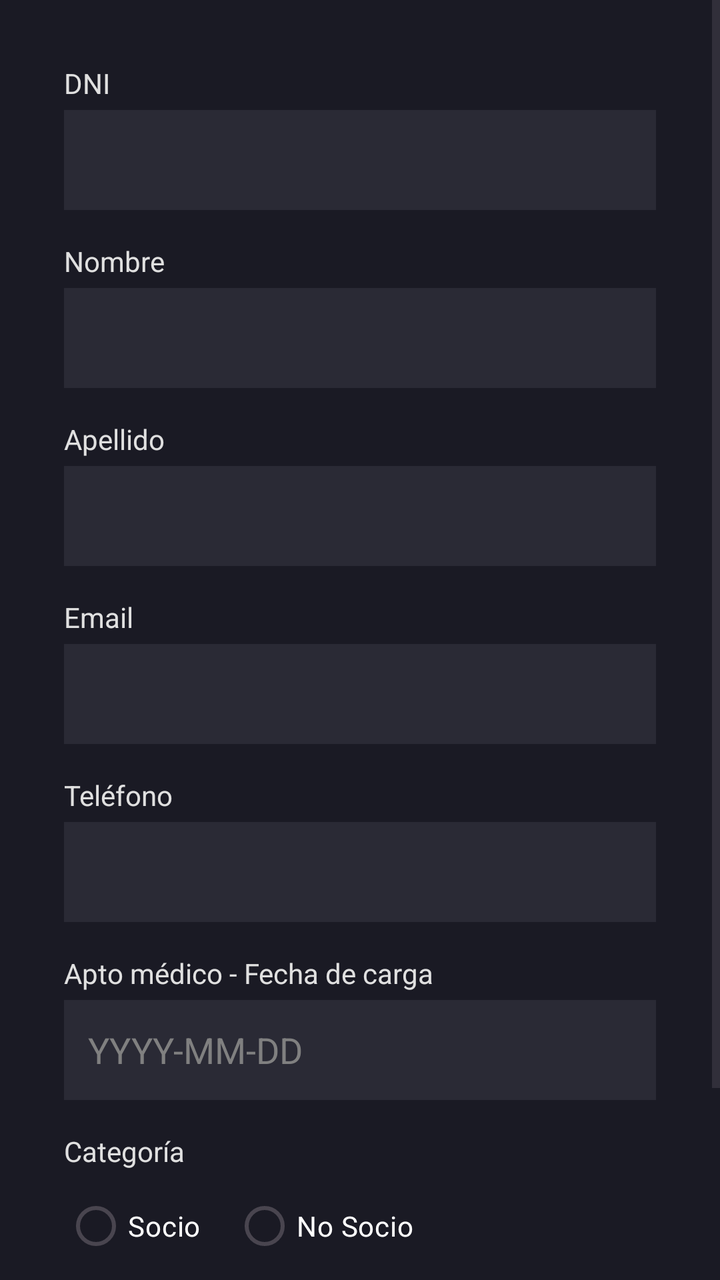
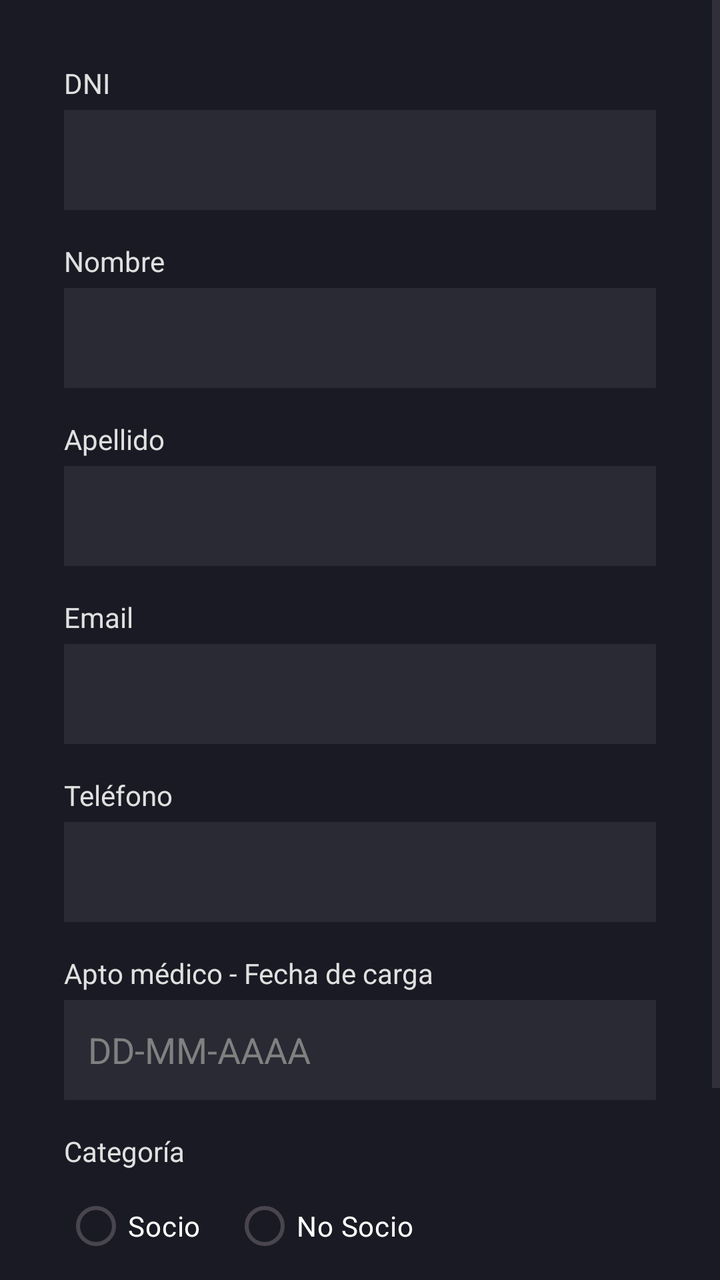

Compare the two renders of this Android layout. The source of the first and the diff that turns it into the second are given below.
<!-- AndroidManifest.xml: application theme Theme.triada_DAM_MTlon -->
<!-- res/layout/activity_registro.xml -->
<?xml version="1.0" encoding="utf-8"?>
<ScrollView xmlns:android="http://schemas.android.com/apk/res/android"
    xmlns:tools="http://schemas.android.com/tools"
    android:layout_width="match_parent"
    android:layout_height="match_parent"
    android:background="#1A1A24">

    <LinearLayout
        android:layout_width="match_parent"
        android:layout_height="wrap_content"
        android:orientation="vertical"
        android:padding="32dp">

        <TextView
            android:layout_width="wrap_content"
            android:layout_height="wrap_content"
            android:text="DNI"
            android:textColor="#E0E0E0"
            android:layout_marginBottom="4dp"
            tools:ignore="HardcodedText" />

        <EditText
            android:id="@+id/etDniReg"
            android:layout_width="match_parent"
            android:layout_height="50dp"
            android:layout_marginBottom="16dp"
            android:background="#2A2A35"
            android:inputType="number"
            android:padding="12dp"
            android:textColor="#FFFFFF"
            tools:ignore="Autofill,LabelFor,SpeakableTextPresentCheck,SpeakableTextPresentCheck,VisualLintTextFieldSize" />

        <TextView
            android:layout_width="wrap_content"
            android:layout_height="wrap_content"
            android:text="Nombre"
            android:textColor="#E0E0E0"
            android:layout_marginBottom="4dp"
            tools:ignore="HardcodedText" />

        <EditText
            android:id="@+id/etNombre"
            android:layout_width="match_parent"
            android:layout_height="50dp"
            android:layout_marginBottom="16dp"
            android:background="#2A2A35"
            android:inputType="text"
            android:padding="12dp"
            android:textColor="#FFFFFF"
            tools:ignore="Autofill,LabelFor,SpeakableTextPresentCheck,VisualLintTextFieldSize" />

        <TextView
            android:layout_width="wrap_content"
            android:layout_height="wrap_content"
            android:text="Apellido"
            android:textColor="#E0E0E0"
            android:layout_marginBottom="4dp"
            tools:ignore="HardcodedText" />

        <EditText
            android:id="@+id/etApellido"
            android:layout_width="match_parent"
            android:layout_height="50dp"
            android:layout_marginBottom="16dp"
            android:background="#2A2A35"
            android:inputType="text"
            android:padding="12dp"
            android:textColor="#FFFFFF"
            tools:ignore="Autofill,LabelFor,SpeakableTextPresentCheck,VisualLintTextFieldSize" />

        <TextView
            android:layout_width="wrap_content"
            android:layout_height="wrap_content"
            android:text="Email"
            android:textColor="#E0E0E0"
            android:layout_marginBottom="4dp"
            tools:ignore="HardcodedText" />

        <EditText
            android:id="@+id/etEmail"
            android:layout_width="match_parent"
            android:layout_height="50dp"
            android:layout_marginBottom="16dp"
            android:background="#2A2A35"
            android:inputType="textEmailAddress"
            android:padding="12dp"
            android:textColor="#FFFFFF"
            tools:ignore="Autofill,LabelFor,SpeakableTextPresentCheck,VisualLintTextFieldSize" />

        <TextView
            android:layout_width="wrap_content"
            android:layout_height="wrap_content"
            android:text="Teléfono"
            android:textColor="#E0E0E0"
            android:layout_marginBottom="4dp"
            tools:ignore="HardcodedText" />

        <EditText
            android:id="@+id/etTelefono"
            android:layout_width="match_parent"
            android:layout_height="50dp"
            android:layout_marginBottom="16dp"
            android:background="#2A2A35"
            android:inputType="phone"
            android:padding="12dp"
            android:textColor="#FFFFFF"
            tools:ignore="Autofill,LabelFor,SpeakableTextPresentCheck,VisualLintTextFieldSize" />

        <TextView
            android:layout_width="wrap_content"
            android:layout_height="wrap_content"
            android:text="Apto médico - Fecha de carga"
            android:textColor="#E0E0E0"
            android:layout_marginBottom="4dp"
            tools:ignore="HardcodedText" />

        <EditText
            android:id="@+id/etApto"
            android:layout_width="match_parent"
            android:layout_height="50dp"
            android:layout_marginBottom="16dp"
            android:background="#2A2A35"
            android:hint="YYYY-MM-DD"
            android:inputType="date"
            android:padding="12dp"
            android:textColor="#FFFFFF"
            android:textColorHint="#808080"
            tools:ignore="Autofill,HardcodedText,TextContrastCheck,VisualLintTextFieldSize" />

        <TextView
            android:layout_width="wrap_content"
            android:layout_height="wrap_content"
            android:text="Categoría"
            android:textColor="#E0E0E0"
            android:layout_marginBottom="4dp"
            tools:ignore="HardcodedText" />
        <RadioGroup
            android:id="@+id/rgCategoria"
            android:layout_width="match_parent"
            android:layout_height="wrap_content"
            android:orientation="horizontal"
            android:layout_marginBottom="24dp">

            <RadioButton
                android:id="@+id/rbSocio"
                android:layout_width="wrap_content"
                android:layout_height="wrap_content"
                android:text="Socio"
                android:textColor="#FFFFFF"
                android:layout_marginEnd="16dp"
                tools:ignore="HardcodedText" />

            <RadioButton
                android:id="@+id/rbNoSocio"
                android:layout_width="wrap_content"
                android:layout_height="wrap_content"
                android:text="No Socio"
                android:textColor="#FFFFFF"
                tools:ignore="HardcodedText" />
        </RadioGroup>

        <LinearLayout
            android:layout_width="match_parent"
            android:layout_height="wrap_content"
            android:orientation="horizontal">

            <Button
                android:id="@+id/btnCancelar"
                android:layout_width="0dp"
                android:layout_height="60dp"
                android:layout_weight="1"
                android:text="Cancelar"
                android:backgroundTint="#424242"
                android:textColor="#FFFFFF"
                android:layout_marginEnd="8dp"
                tools:ignore="ButtonStyle,HardcodedText,VisualLintButtonSize" />

            <Button
                android:id="@+id/btnRegistrarSocio"
                android:layout_width="0dp"
                android:layout_height="60dp"
                android:layout_weight="1"
                android:text="Registrar"
                android:backgroundTint="#00E5FF"
                android:textColor="#000000"
                android:layout_marginStart="8dp"
                tools:ignore="ButtonStyle,HardcodedText,VisualLintButtonSize" />
        </LinearLayout>

    </LinearLayout>
</ScrollView>
<!-- resources referenced by this layout -->
<resources>
  <style name="Theme.triada_DAM_MTlon" parent="Base.Theme.triada_DAM_MTlon" />
  <style name="Base.Theme.triada_DAM_MTlon" parent="Theme.Material3.DayNight.NoActionBar">
          
          
      </style>
</resources>

<!-- the commit's change to res/layout/activity_registro.xml (unified diff, before → after) -->
@@ -120,7 +120,7 @@
             android:layout_height="50dp"
             android:layout_marginBottom="16dp"
             android:background="#2A2A35"
-            android:hint="YYYY-MM-DD"
+            android:hint="DD-MM-AAAA"
             android:inputType="date"
             android:padding="12dp"
             android:textColor="#FFFFFF"
